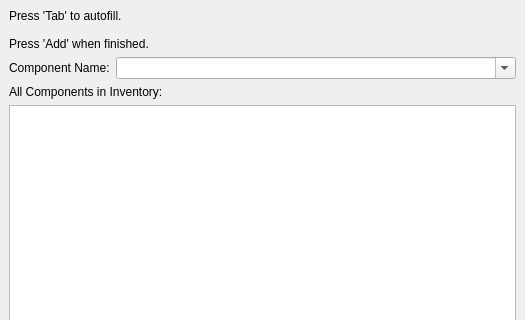
Qt form ui/dialogs/add_component_dialog.ui (TheCodingJsoftware/Invigo) before a commit; both pictures show x 0 to 525 and y 0 to 320 of the 525 by 626 pixel window.
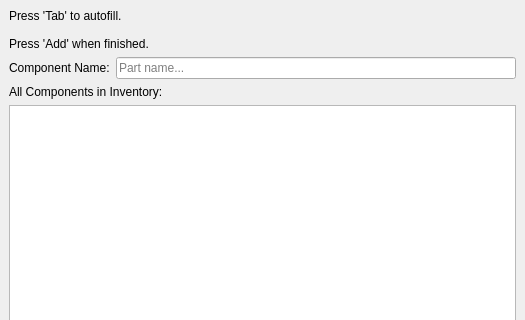
The same form after that commit.

The edit to the form file:
```diff
--- a/ui/dialogs/add_component_dialog.ui
+++ b/ui/dialogs/add_component_dialog.ui
@@ -86,21 +86,21 @@
          </widget>
         </item>
         <item>
-         <layout class="QGridLayout" name="gridLayout" columnstretch="0,1">
-          <item row="0" column="1">
-           <widget class="QComboBox" name="comboBox_component_name">
-            <property name="editable">
-             <bool>true</bool>
-            </property>
-           </widget>
-          </item>
+         <layout class="QGridLayout" name="gridLayout" columnstretch="0,0">
           <item row="0" column="0">
            <widget class="QLabel" name="label_3">
             <property name="text">
              <string>Component Name:</string>
             </property>
-            <property name="buddy">
-             <cstring>comboBox_component_name</cstring>
+           </widget>
+          </item>
+          <item row="0" column="1">
+           <widget class="QLineEdit" name="lineEdit_component_name">
+            <property name="placeholderText">
+             <string>Part name...</string>
+            </property>
+            <property name="clearButtonEnabled">
+             <bool>true</bool>
             </property>
            </widget>
           </item>
```
Left out of the diff: 1 changed line with no effect on the pictures.
